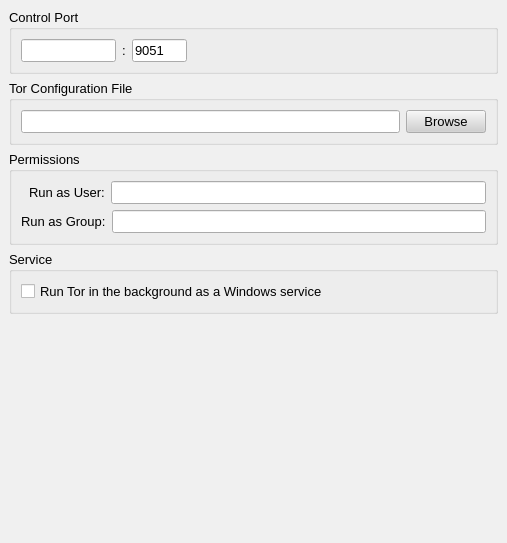
Above: src/gui/config/advancedpage.ui from a-ilin/vidalia before the change. Below: the same form after it.
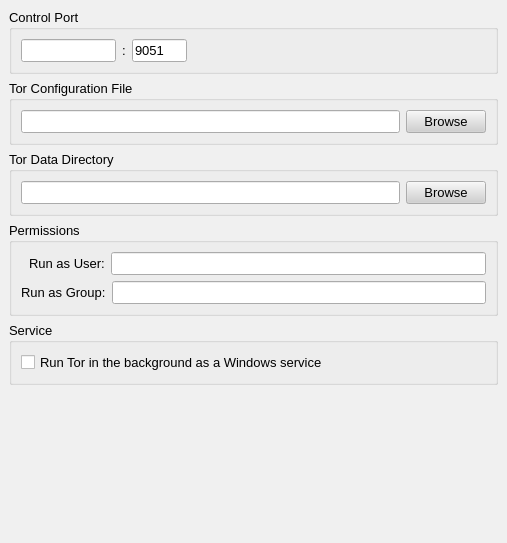
That is the form after the change.

Commit message:
r1978@adrastea:  edmanm | 2007-08-05 17:34:24 -0400  Add the ability to specify Tor's data directory.
svn:r1830

```diff
--- a/src/gui/config/advancedpage.ui
+++ b/src/gui/config/advancedpage.ui
@@ -651,6 +651,62 @@
      </layout>
     </widget>
    </item>
+   <item>
+    <widget class="QGroupBox" name="grpTorDataDirectory" >
+     <property name="contextMenuPolicy" >
+      <enum>Qt::NoContextMenu</enum>
+     </property>
+     <property name="title" >
+      <string>Tor Data Directory</string>
+     </property>
+     <layout class="QHBoxLayout" >
+      <property name="margin" >
+       <number>9</number>
+      </property>
+      <property name="spacing" >
+       <number>6</number>
+      </property>
+      <item>
+       <widget class="QLineEdit" name="lineTorDataDirectory" >
+        <property name="enabled" >
+         <bool>true</bool>
+        </property>
+        <property name="cursor" >
+         <cursor>4</cursor>
+        </property>
+        <property name="contextMenuPolicy" >
+         <enum>Qt::NoContextMenu</enum>
+        </property>
+        <property name="toolTip" >
+         <string>Store Tor data in the following directory</string>
+        </property>
+       </widget>
+      </item>
+      <item>
+       <widget class="QPushButton" name="btnBrowseTorDataDirectory" >
+        <property name="enabled" >
+         <bool>true</bool>
+        </property>
+        <property name="minimumSize" >
+         <size>
+          <width>0</width>
+          <height>0</height>
+         </size>
+        </property>
+        <property name="contextMenuPolicy" >
+         <enum>Qt::NoContextMenu</enum>
+        </property>
+        <property name="toolTip" >
+         <string>Select the directory used to store Tor data</string>
+        </property>
+        <property name="text" >
+         <string>Browse</string>
+        </property>
+       </widget>
+      </item>
+     </layout>
+    </widget>
+   </item>
    <item>
     <widget class="QGroupBox" name="grpPermissions" >
      <property name="minimumSize" >
```
The commit also changes 4 other files.
